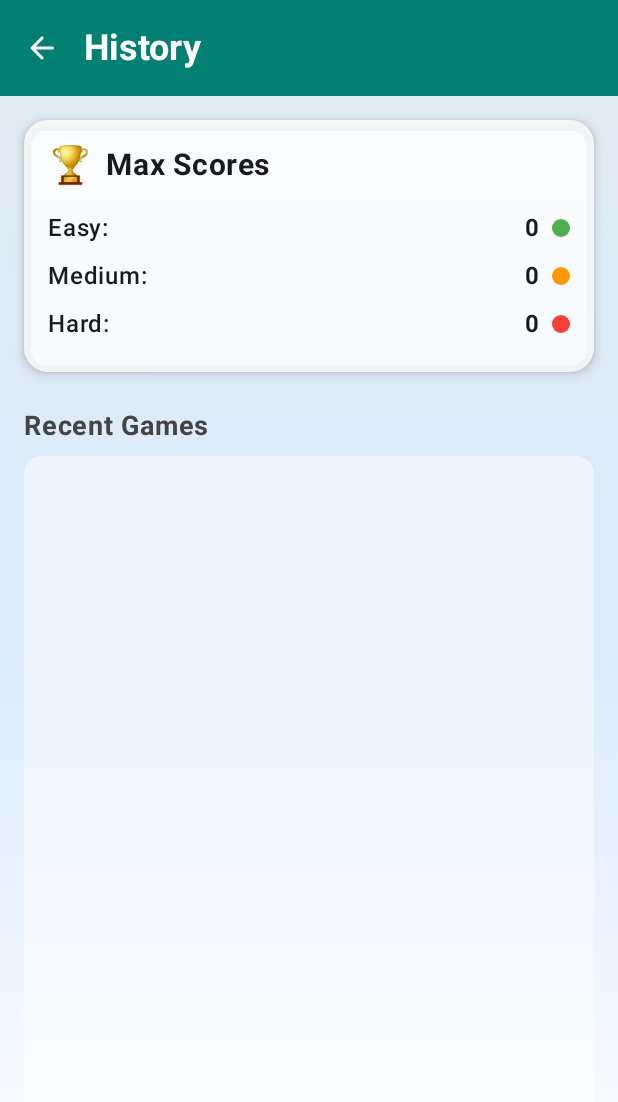
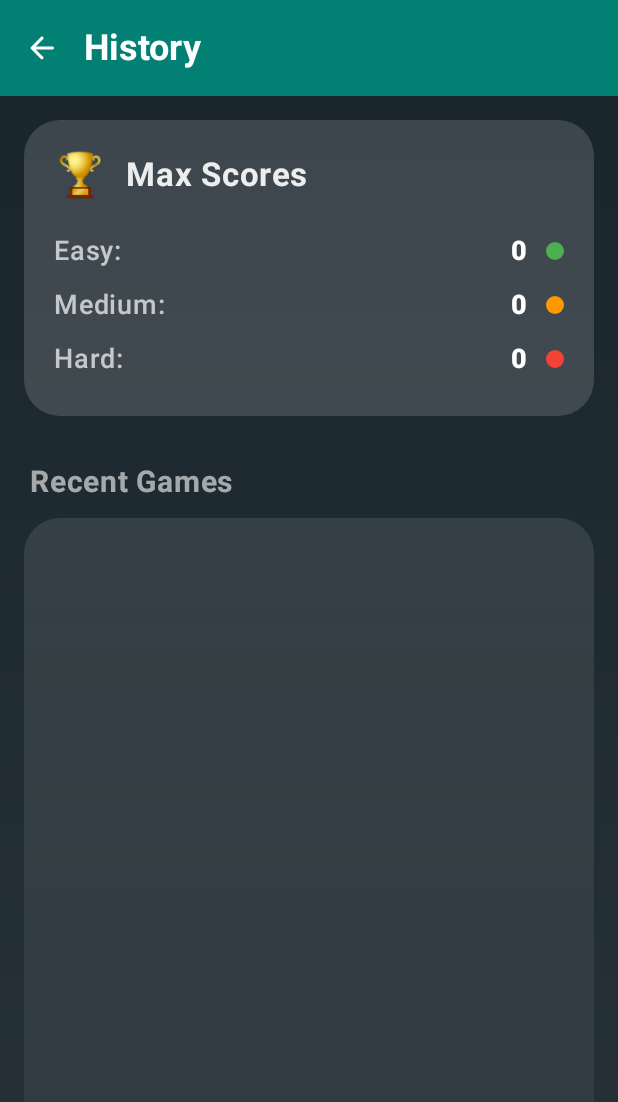
Before and after one commit to Developer199239/MathQuest, an Android app built with Jetpack Compose: the HistoryPage screen opened through its navigation route, on a phone screen of 412 x 824 dp. Shown: the top 1102 px of the screen. Run offline under Robolectric (Android 15) with nearby library versions, the phone set to English and light mode, and no system bars; our stand-ins replace accompanist.

Commit message:
Update history page

```diff
--- a/app/src/main/java/com/example/mathgamecompose/HistoryPage.kt
+++ b/app/src/main/java/com/example/mathgamecompose/HistoryPage.kt
@@ -36,6 +36,7 @@ import androidx.compose.ui.graphics.Color
 import androidx.compose.ui.platform.LocalContext
 import androidx.compose.ui.res.colorResource
 import androidx.compose.ui.text.font.FontWeight
+import androidx.compose.ui.text.style.TextAlign
 import androidx.compose.ui.unit.dp
 import androidx.compose.ui.unit.sp
 import androidx.navigation.NavController
@@ -57,7 +58,6 @@ fun HistoryPage(navController: NavController) {
     val mediumMax = sharedPreferences.getInt("max_Medium", 0)
     val hardMax = sharedPreferences.getInt("max_Hard", 0)
 
-    // Using a simple string format "date|score|difficulty" stored in a Set
     val historySet = sharedPreferences.getStringSet("game_history", emptySet()) ?: emptySet()
     val historyList = historySet.map {
         val parts = it.split("|")
@@ -86,11 +86,11 @@ fun HistoryPage(navController: NavController) {
             )
         }
     ) { paddingValues ->
+        // Modern Dark Background with Gradient
         val backgroundGradient = Brush.verticalGradient(
             colors = listOf(
-                greenColor.copy(alpha = 0.1f),
-                colorResource(id = R.color.ice_blue).copy(alpha = 0.2f),
-                Color.White
+                Color(0xFF1A262D),
+                Color(0xFF263238)
             )
         )
 
@@ -102,65 +102,95 @@ fun HistoryPage(navController: NavController) {
                 .padding(16.dp),
             horizontalAlignment = Alignment.CenterHorizontally
         ) {
-            // Max Scores Card
+            // Max Scores Card with dark theme
             Card(
                 modifier = Modifier.fillMaxWidth(),
-                shape = RoundedCornerShape(16.dp),
-                colors = CardDefaults.cardColors(containerColor = Color.White.copy(alpha = 0.8f)),
-                elevation = CardDefaults.cardElevation(defaultElevation = 4.dp)
+                shape = RoundedCornerShape(24.dp),
+                colors = CardDefaults.cardColors(containerColor = Color.White.copy(alpha = 0.15f)),
+                elevation = CardDefaults.cardElevation(defaultElevation = 0.dp)
             ) {
-                Column(modifier = Modifier.padding(16.dp)) {
+                Column(modifier = Modifier.padding(20.dp)) {
                     Row(verticalAlignment = Alignment.CenterVertically) {
-                        Text(text = "🏆", fontSize = 24.sp)
-                        Spacer(modifier = Modifier.size(8.dp))
-                        Text(text = "Max Scores", fontSize = 20.sp, fontWeight = FontWeight.Bold)
+                        Text(text = "🏆", fontSize = 28.sp)
+                        Spacer(modifier = Modifier.size(12.dp))
+                        Text(
+                            text = "Max Scores",
+                            fontSize = 22.sp,
+                            fontWeight = FontWeight.Bold,
+                            color = Color.White.copy(alpha = 0.9f)
+                        )
                     }
-                    Spacer(modifier = Modifier.height(12.dp))
+                    Spacer(modifier = Modifier.height(16.dp))
                     MaxScoreRow("Easy", easyMax, Color(0xFF4CAF50))
                     MaxScoreRow("Medium", mediumMax, Color(0xFFFF9800))
                     MaxScoreRow("Hard", hardMax, Color(0xFFF44336))
                 }
             }
 
-            Spacer(modifier = Modifier.height(24.dp))
+            Spacer(modifier = Modifier.height(32.dp))
 
             Text(
                 text = "Recent Games",
-                fontSize = 18.sp,
+                fontSize = 20.sp,
                 fontWeight = FontWeight.Bold,
-                color = Color.DarkGray,
-                modifier = Modifier.align(Alignment.Start)
+                color = Color.White.copy(alpha = 0.6f),
+                modifier = Modifier.align(Alignment.Start).padding(start = 4.dp)
             )
 
-            Spacer(modifier = Modifier.height(8.dp))
+            Spacer(modifier = Modifier.height(12.dp))
 
+            // History List with Modern Gradient Overlay
             LazyColumn(
                 modifier = Modifier
                     .fillMaxSize()
-                    .background(Color.White.copy(alpha = 0.5f), RoundedCornerShape(12.dp))
-                    .padding(8.dp),
-                verticalArrangement = Arrangement.spacedBy(8.dp)
+                    .background(
+                        brush = Brush.verticalGradient(
+                            colors = listOf(
+                                Color.White.withAlpha(0.1f),
+                                Color.White.withAlpha(0.05f)
+                            )
+                        ),
+                        shape = RoundedCornerShape(24.dp)
+                    )
+                    .padding(vertical = 8.dp),
+                verticalArrangement = Arrangement.Top
             ) {
                 items(historyList) { record ->
                     HistoryItem(record)
-                    HorizontalDivider(color = Color.LightGray.copy(alpha = 0.5f))
+                    HorizontalDivider(
+                        modifier = Modifier.padding(horizontal = 20.dp),
+                        color = Color.White.copy(alpha = 0.1f)
+                    )
                 }
             }
         }
     }
 }
 
+// Extension to mimic withAlpha if not available directly on Color
+fun Color.withAlpha(alpha: Float): Color = this.copy(alpha = alpha)
+
 @Composable
 fun MaxScoreRow(difficulty: String, score: Int, indicatorColor: Color) {
     Row(
-        modifier = Modifier.fillMaxWidth().padding(vertical = 4.dp),
+        modifier = Modifier.fillMaxWidth().padding(vertical = 6.dp),
         horizontalArrangement = Arrangement.SpaceBetween,
         verticalAlignment = Alignment.CenterVertically
     ) {
-        Text(text = "$difficulty:", fontSize = 16.sp, fontWeight = FontWeight.Medium)
+        Text(
+            text = "$difficulty:",
+            fontSize = 18.sp,
+            fontWeight = FontWeight.Medium,
+            color = Color.White.copy(alpha = 0.7f)
+        )
         Row(verticalAlignment = Alignment.CenterVertically) {
-            Text(text = score.toString(), fontSize = 16.sp, fontWeight = FontWeight.Bold)
-            Spacer(modifier = Modifier.size(8.dp))
+            Text(
+                text = score.toString(),
+                fontSize = 18.sp,
+                fontWeight = FontWeight.ExtraBold,
+                color = Color.White
+            )
+            Spacer(modifier = Modifier.size(12.dp))
             Box(modifier = Modifier.size(12.dp).background(indicatorColor, RoundedCornerShape(6.dp)))
         }
     }
@@ -169,22 +199,42 @@ fun MaxScoreRow(difficulty: String, score: Int, indicatorColor: Color) {
 @Composable
 fun HistoryItem(record: GameRecord) {
     Row(
-        modifier = Modifier.fillMaxWidth().padding(vertical = 8.dp, horizontal = 4.dp),
+        modifier = Modifier
+            .fillMaxWidth()
+            .padding(vertical = 12.dp, horizontal = 20.dp),
         horizontalArrangement = Arrangement.SpaceBetween,
         verticalAlignment = Alignment.CenterVertically
     ) {
-        Text(text = record.date, fontSize = 14.sp, color = Color.Gray)
-        Text(text = "Score: ${record.score}", fontSize = 15.sp, fontWeight = FontWeight.Bold)
+        Column(modifier = Modifier.weight(1f)) {
+            Text(
+                text = record.date,
+                fontSize = 13.sp,
+                color = Color.White.copy(alpha = 0.4f),
+                fontWeight = FontWeight.Normal
+            )
+        }
+
+        Text(
+            text = "Score: ${record.score}",
+            fontSize = 17.sp,
+            fontWeight = FontWeight.Bold,
+            color = Color.White.copy(alpha = 0.9f),
+            modifier = Modifier.weight(1f),
+            textAlign = TextAlign.Center
+        )
+
         Text(
             text = record.difficulty,
-            fontSize = 14.sp,
+            fontSize = 16.sp,
             color = when(record.difficulty) {
                 "Easy" -> Color(0xFF4CAF50)
                 "Medium" -> Color(0xFFFF9800)
                 "Hard" -> Color(0xFFF44336)
-                else -> Color.Black
+                else -> Color.White
             },
-            fontWeight = FontWeight.SemiBold
+            fontWeight = FontWeight.Bold,
+            modifier = Modifier.weight(0.7f),
+            textAlign = TextAlign.End
         )
     }
 }
```
Also changed, not shown: app/src/main/java/com/example/mathgamecompose/ResultPage.kt (+39 -1 lines), app/src/main/res/drawable/ic_history.png (added).
